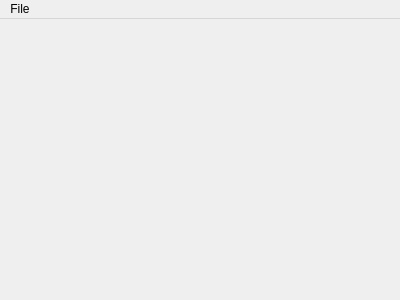
Before: the Qt Designer form mainwindow.ui in dridk/cuterest, drawn with Qt 5.
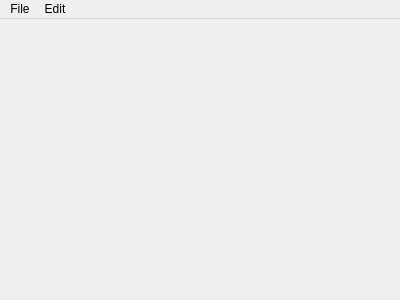
After: the same form once the commit is applied.

```diff
--- a/mainwindow.ui
+++ b/mainwindow.ui
@@ -30,7 +30,14 @@
     <addaction name="actionExport"/>
     <addaction name="actionImport"/>
    </widget>
+   <widget class="QMenu" name="menuEdit">
+    <property name="title">
+     <string>Edit</string>
+    </property>
+    <addaction name="actionSet_style"/>
+   </widget>
    <addaction name="menuFile"/>
+   <addaction name="menuEdit"/>
   </widget>
   <action name="actionExport">
    <property name="text">
```
Left out of the diff: 5 changed lines with no effect on the pictures.
